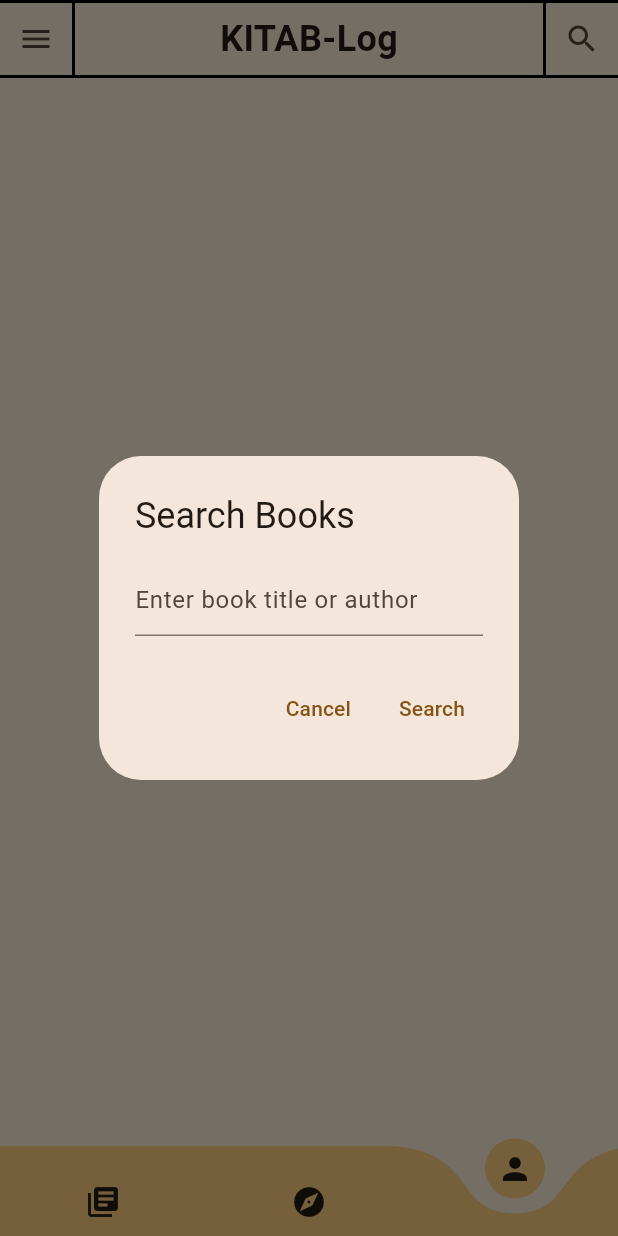
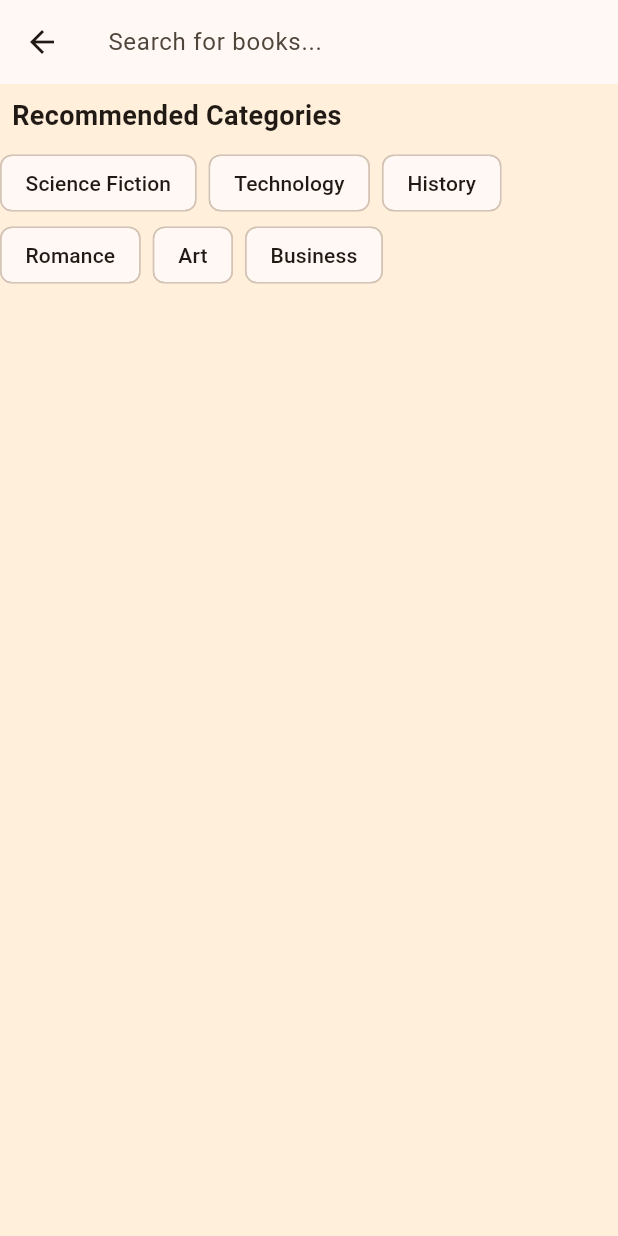
Before and after one commit to daveragos/kitab_log, a Flutter app: the screen it shows after launch, item 3 of the bottom bar chosen, after a tap on the "search" icon, on a phone screen of 412 x 824 dp. Run offline on Flutter 3.47's test engine with Material 3 defaults, Android fonts, the phone set to English and light mode, and no system bars; drawn by our look-alikes of curved_navigation_bar; our stand-ins replace image_picker, liquid_pull_to_refresh, sqflite; missing offline and left inert: google_books_api; accounts and stored records are empty; Roboto replaces fonts that are missing (RobotoSlab).

Commit message:
stoped at everythong working except the local uploading

```diff
--- a/lib/home.dart
+++ b/lib/home.dart
@@ -1,8 +1,9 @@
 import 'package:curved_navigation_bar/curved_navigation_bar.dart';
 import 'package:flutter/material.dart';
-import 'package:kitablog/services/google_books.dart';
+import 'package:kitablog/services/api_helper.dart';
 import 'package:kitablog/views/account.dart';
 import 'package:kitablog/views/explore.dart';
+import 'package:kitablog/views/search.dart';
 import 'package:kitablog/views/shelf.dart';
 import 'package:kitablog/views/widgets/saved_book_list.dart';
 class Home extends StatefulWidget {
@@ -27,13 +28,14 @@ class _HomeState extends State<Home> {
   ];
 
   Widget getBody() {
+
     return _children[_selectedIndex];
   }
 
   void _searchBooks(String query) async {
-    final googleBooksAPI = GoogleBooksAPI();
+    final googleBooksAPI = ApiHelper();
     try {
-      final results = await googleBooksAPI.searchBooks(query);
+      final results = await googleBooksAPI.getBooks(query);
       // Navigate to a new screen to display the results
       Navigator.push(
         context,
@@ -92,7 +94,7 @@ class _HomeState extends State<Home> {
           child: Column(
             children: [
               Container(
-                decoration: BoxDecoration(
+                decoration: const BoxDecoration(
                   border: Border.symmetric(
                     horizontal: BorderSide(
                       width: 2,
@@ -145,18 +147,24 @@ class _HomeState extends State<Home> {
                           ),
                         )
                       ),
-                      child: IconButton(
-                        icon: const Icon(Icons.search),
-                        onPressed: () {
-                          _showSearchDialog();
-                        },
-                      ),
+                      child: // In the Home Page widget, modify the search button:
+
+IconButton(
+  icon: const Icon(Icons.search),
+  onPressed: () {
+    Navigator.push(
+      context,
+      MaterialPageRoute(builder: (context) => const SearchPage()),
+    );
+  },
+),
+
                     ),
                   ],
                 ),
               ),
               // Display the currently selected child view
-              Container(
+              SizedBox(
                 height: MediaQuery.of(context).size.height - 160, // Adjust height based on the bottom navigation bar
                 child: getBody(),
               ),
--- a/lib/main.dart
+++ b/lib/main.dart
@@ -18,7 +18,7 @@ class MyApp extends StatelessWidget {
         useMaterial3: true,
         scaffoldBackgroundColor: const Color.fromARGB(255, 255, 239, 219),
       ),
-      home: Home(),
+      home: const Home(),
     );
   }
 }
--- a/lib/models/saved_book.dart
+++ b/lib/models/saved_book.dart
@@ -1,4 +1,3 @@
-import 'package:google_books_api/google_books_api.dart';
 
 class SavedBook {
   final int? id;
--- a/lib/services/google_books.dart
+++ b/lib/services/api_helper.dart
@@ -1,19 +1,15 @@
-import 'dart:convert';
 import 'dart:io';
 import 'package:flutter/material.dart';
 import 'package:google_books_api/google_books_api.dart';
-import 'package:http/http.dart' as http;
 import 'package:http/http.dart';
 import 'package:kitablog/models/saved_book.dart';
 
-class GoogleBooksAPI {
-  static const String _baseUrl = 'https://www.googleapis.com/books/v1/volumes';
+class ApiHelper {
 
-
-  Future<List<Book>> searchBooks(String query) async {
+  Future<List<Book>> getBooks(String query, {QueryType queryType = QueryType.subject}) async {
     List<Book> books = [];
     try {
-    books = await GoogleBooksAPI().searchBooks(query);
+      books = await const GoogleBooksApi().searchBooks(query, queryType: queryType, orderBy: OrderBy.newest, langRestrict: 'en', );
     } on SocketException catch (e) {
       debugPrint(e.toString());
     } on ClientException catch (e) {
--- a/lib/views/explore.dart
+++ b/lib/views/explore.dart
@@ -4,7 +4,6 @@ import 'package:google_books_api/google_books_api.dart';
 import 'package:http/http.dart';
 import 'package:kitablog/views/widgets/book_row.dart';
 import 'package:liquid_pull_to_refresh/liquid_pull_to_refresh.dart'; // Import the package
-import 'book_detail.dart';
 
 class Explore extends StatefulWidget {
   const Explore({super.key});
@@ -17,7 +16,7 @@ class _ExploreState extends State<Explore> {
   Future<List<Book>> getBooks(String query, {QueryType queryType = QueryType.subject}) async {
     List<Book> books = [];
     try {
-      books = await const GoogleBooksApi().searchBooks(query, queryType: queryType, orderBy: OrderBy.newest, langRestrict: 'en', );
+      books = await const GoogleBooksApi().searchBooks(query, queryType: queryType, orderBy: OrderBy.newest, langRestrict: 'en');
     } on SocketException catch (e) {
       debugPrint(e.toString());
     } on ClientException catch (e) {
@@ -28,16 +27,12 @@ class _ExploreState extends State<Explore> {
     return books;
   }
 
-  Future<void> _refreshScientificBooks() async {
+  Future<void> _refreshBooks() async {
+    if (mounted) {
       setState(() {
         // Trigger rebuild to refresh the books
       });
     }
-
-  Future<void> _refreshAllBooks() async {
-    setState(() {
-      // Trigger rebuild to refresh the books
-    });
   }
 
   List<String> categories = [
@@ -64,29 +59,40 @@ List<String> categories = [
     'Health',
     'Sports',
     'Programming',
+  ];
 
-];
+  Map<String, List<Book>> bookCache = {};
+
+  @override
+  void initState() {
+    super.initState();
+    _loadBooks();
+  }
+
+  Future<void> _loadBooks() async {
+    for (String category in categories) {
+      List<Book> books = await getBooks(category);
+      if (mounted) {
+        setState(() {
+          bookCache[category] = books;
+        });
+      }
+    }
+  }
 
   @override
   Widget build(BuildContext context) {
     return Scaffold(
       body: LiquidPullToRefresh(
-        onRefresh: () async {
-          await Future.wait([
-            _refreshScientificBooks(),
-            _refreshAllBooks(),
-          ]);
-        },
+        onRefresh: _refreshBooks,
         child: SingleChildScrollView(
           child: Padding(
             padding: const EdgeInsets.only(left: 8.0),
             child: Column(
               crossAxisAlignment: CrossAxisAlignment.start,
-              children:
-                categories
-                .map((category) => BookRow(query: category, getBooks: getBooks)).toList()
-                ..shuffle()
-
+              children: bookCache.entries.map((entry) {
+                return BookRow(query: entry.key, books: entry.value);
+              }).toList()..shuffle(),
             ),
           ),
         ),
--- /dev/null
+++ b/lib/views/search.dart
@@ -0,0 +1,110 @@
+import 'dart:io';
+import 'package:flutter/material.dart';
+import 'package:google_books_api/google_books_api.dart';
+import 'package:kitablog/services/api_helper.dart';
+import 'package:kitablog/views/widgets/saved_book_list.dart';
+
+class SearchPage extends StatefulWidget {
+  const SearchPage({super.key});
+
+  @override
+  _SearchPageState createState() => _SearchPageState();
+}
+
+class _SearchPageState extends State<SearchPage> {
+  String searchTerm = '';
+  bool isLoading = false; // For showing the loading indicator
+  final TextEditingController _controller = TextEditingController();
+
+  final List<String> recommendedCategories = [
+    'Science Fiction', 'Technology', 'History', 'Romance', 'Art', 'Business'
+  ];
+
+  // Method to search for books from Google Books API
+  void _searchBooks(String query, {QueryType queryType = QueryType.intitle}) async {
+    setState(() {
+      isLoading = true; // Start loading
+    });
+
+    final googleBooksAPI = ApiHelper();
+    try {
+      final results = await googleBooksAPI.getBooks(query, queryType: queryType);
+      Navigator.push(
+        context,
+        MaterialPageRoute(
+          builder: (context) => SavedBookList(books: results),
+        ),
+      );
+    } catch (e) {
+      // Handle errors
+      ScaffoldMessenger.of(context).showSnackBar(
+        SnackBar(content: Text('Failed to search books: $e')),
+      );
+    } finally {
+      setState(() {
+        isLoading = false; // Stop loading after search completes
+      });
+    }
+  }
+
+  @override
+  Widget build(BuildContext context) {
+    return Scaffold(
+      appBar: AppBar(
+        title: TextField(
+          controller: _controller,
+          decoration: InputDecoration(
+            hintText: 'Search for books...',
+            border: InputBorder.none,
+            suffixIcon: _controller.text.isNotEmpty
+                ? IconButton(
+                    icon: const Icon(Icons.clear),
+                    onPressed: () {
+                      _controller.clear(); // Clear the search input
+                      setState(() {
+                        searchTerm = ''; // Reset search term
+                      });
+                    },
+                  )
+                : null, // Show 'X' icon only if there is input text
+          ),
+          onChanged: (text) {
+            setState(() {
+              searchTerm = text; // Update the search term as user types
+            });
+          },
+          onSubmitted: (query) {
+            _searchBooks(query, queryType: QueryType.intitle); // Use 'intitle' for general search
+          },
+        ),
+      ),
+      body: Column(
+        crossAxisAlignment: CrossAxisAlignment.start,
+        children: [
+          const Padding(
+            padding: EdgeInsets.all(8.0),
+            child: Text(
+              'Recommended Categories',
+              style: TextStyle(fontWeight: FontWeight.bold, fontSize: 18),
+            ),
+          ),
+          Wrap(
+            spacing: 8,
+            children: recommendedCategories.map((category) {
+              return ActionChip(
+                label: Text(category),
+                onPressed: () {
+                  _searchBooks(category, queryType: QueryType.subject); // Search by subject for recommended categories
+                },
+              );
+            }).toList(),
+          ),
+          const SizedBox(height: 20),
+          isLoading
+              ? const Center(child: CircularProgressIndicator()) // Show loading indicator
+              : const SizedBox.shrink(), // Hide it when not loading
+        ],
+      ),
+    );
+  }
+}
--- a/lib/views/shelf.dart
+++ b/lib/views/shelf.dart
@@ -18,7 +18,7 @@ class _ShelfState extends State<Shelf> with SingleTickerProviderStateMixin {
   List<SavedBook> _filteredBooks = [];
   List<SavedBook> _searchedBooks = [];
   String _selectedTab = 'All';
-  TextEditingController _searchController = TextEditingController();
+  final TextEditingController _searchController = TextEditingController();
   bool _isSearching = false;
 
   @override
@@ -93,12 +93,12 @@ class _ShelfState extends State<Shelf> with SingleTickerProviderStateMixin {
           backgroundColor: Colors.orangeAccent,
           title: TextField(
             controller: _searchController,
-            decoration: InputDecoration(
+            decoration: const InputDecoration(
               hintText: 'Search books...',
               border: InputBorder.none,
               hintStyle: TextStyle(color: Colors.white70),
             ),
-            style: TextStyle(color: Colors.white),
+            style: const TextStyle(color: Colors.white),
           ),
           bottom: TabBar(
             onTap: (index) {
--- a/lib/views/shelf_book_detail.dart
+++ b/lib/views/shelf_book_detail.dart
@@ -112,7 +112,7 @@ class _ShelfBookDetailState extends State<ShelfBookDetail> {
           child: Column(
             children: [
               Container(
-                decoration: BoxDecoration(
+                decoration: const BoxDecoration(
                   border: Border.symmetric(
                     horizontal: BorderSide(
                       width: 2,
@@ -143,7 +143,7 @@ class _ShelfBookDetailState extends State<ShelfBookDetail> {
                       child: Center(
                         child: Text(
                           widget.book.title,
-                          style: TextStyle(
+                          style: const TextStyle(
                             fontSize: 24,
                             fontFamily: 'RobotoSlab',
                             fontWeight: FontWeight.bold,
--- a/lib/views/widgets/book_row.dart
+++ b/lib/views/widgets/book_row.dart
@@ -1,29 +1,25 @@
 import 'package:flutter/material.dart';
 import 'package:google_books_api/google_books_api.dart';
 import 'package:kitablog/views/book_detail.dart';
-import 'package:kitablog/views/explore.dart';
 import 'package:kitablog/views/widgets/book_column.dart';
 
 class BookRow extends StatefulWidget {
-  const BookRow({super.key, required this.query, required this.getBooks});
+  const BookRow({super.key, required this.query, required this.books});
 
   final String query;
-  final Function(String) getBooks;
-
+  final List<Book> books;
 
   @override
   State<BookRow> createState() => _BookRowState();
 }
-
 
 class _BookRowState extends State<BookRow> {
   @override
   Widget build(BuildContext context) {
     return Column(
       children: [
-                // Horizontally scrollable row of scientific book thumbnails
         Padding(
-                  padding: const EdgeInsets.symmetric(horizontal: 8.0,vertical: 8.0),
+          padding: const EdgeInsets.symmetric(horizontal: 8.0, vertical: 8.0),
           child: Row(
             children: [
               Text(
@@ -36,35 +32,24 @@ class _BookRowState extends State<BookRow> {
                   Navigator.push(
                     context,
                     MaterialPageRoute(
-                              builder: (context) => BookList( query: widget.query, getBooks: widget.getBooks),
+                      builder: (context) => BookList(query: widget.query, books: widget.books),
                     ),
                   );
                 },
-                        child: const Text('more',
+                child: const Text(
+                  'more',
                   style: TextStyle(
                     decoration: TextDecoration.underline,
-                        )
+                  ),
                 ),
               ),
             ],
           ),
         ),
-                    FutureBuilder<List<Book>>(
-                      future: widget.getBooks(widget.query), // Fetch scientific books
-                      builder: (context, snapshot) {
-                        if (snapshot.connectionState == ConnectionState.waiting) {
-                          return const Center(child: CircularProgressIndicator()); // Show loading
-                        } else if (snapshot.hasError) {
-                          return const Center(child: Text('Error loading books.'));
-                        } else if (!snapshot.hasData || snapshot.data!.isEmpty) {
-                          return const Center(child: Text('No books available.'));
-                        }
-
-                        // Display horizontal scrollable list of scientific books
-                        return SingleChildScrollView(
+        SingleChildScrollView(
           scrollDirection: Axis.horizontal,
           child: Row(
-                            children: snapshot.data!.map((book) {
+            children: widget.books.map((book) {
               return Padding(
                 padding: const EdgeInsets.symmetric(horizontal: 8.0),
                 child: GestureDetector(
@@ -103,7 +88,7 @@ class _BookRowState extends State<BookRow> {
                           children: [
                             Text(
                               book.volumeInfo.title,
-                                              overflow: TextOverflow.ellipsis, // Add ellipsis for overflow
+                              overflow: TextOverflow.ellipsis,
                               maxLines: 2, // Allow for two lines for the title
                               style: const TextStyle(
                                 fontWeight: FontWeight.bold,
@@ -127,8 +112,6 @@ class _BookRowState extends State<BookRow> {
               );
             }).toList(),
           ),
-                        );
-                      },
         ),
       ],
     );
--- a/lib/views/widgets/saved_book_list.dart
+++ b/lib/views/widgets/saved_book_list.dart
@@ -1,12 +1,11 @@
 import 'package:flutter/material.dart';
 import 'package:google_books_api/google_books_api.dart';
-import 'package:kitablog/models/saved_book.dart';
 import 'package:kitablog/views/book_detail.dart';
 
 class SavedBookList extends StatelessWidget {
   final List<Book> books;
 
-  const SavedBookList({Key? key, required this.books}) : super(key: key);
+  const SavedBookList({super.key, required this.books});
 
   @override
   Widget build(BuildContext context) {
```
Also changed, not shown: lib/views/add_book.dart (+16 -13 lines), lib/views/book_detail.dart (+22 -2 lines), lib/views/widgets/book_column.dart (+16 -32 lines). Lines whose indentation alone changed are shown as unchanged.
